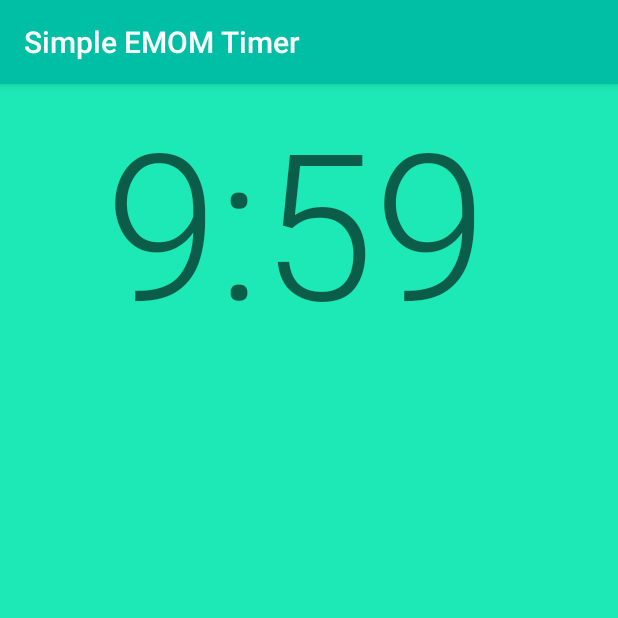
After one commit to danielpape/EMOM, an Android app: the WorkoutActivity screen opened directly, with no data from a screen before it, on a phone screen of 412 x 824 dp, the top half of it. The commit adds this screen. Run offline under Robolectric (Android 15) with nearby library versions, the phone set to English and light mode, and no system bars.

Commit message:
Split timer into separate activity

```diff
--- /dev/null
+++ b/app/src/main/java/com/danielpape/EMOM/WorkoutActivity.java
@@ -0,0 +1,96 @@
+package com.danielpape.EMOM;
+
+import android.media.MediaPlayer;
+import android.os.CountDownTimer;
+import android.provider.Settings;
+import android.support.v7.app.AppCompatActivity;
+import android.os.Bundle;
+import android.view.View;
+import android.widget.Button;
+import android.widget.SeekBar;
+import android.widget.TextView;
+
+public class WorkoutActivity extends AppCompatActivity {
+
+    TextView countdownLabel;
+    Boolean counterIsActive = false;
+    CountDownTimer countDownTimer;
+    Integer workoutLength;
+    Integer minutes;
+    Integer seconds;
+    Integer restTime;
+
+    public void updateTimer(int secondsLeft) {
+        minutes = (int)secondsLeft / 60;
+        seconds = secondsLeft - minutes * 60;
+
+        System.out.println(minutes+" and "+seconds);
+
+        String minuteString = Integer.toString(minutes);
+        String secondString = Integer.toString(seconds);
+
+        if (seconds <= 9){
+            secondString = "0" + secondString;
+        }
+
+        countdownLabel.setText(minuteString+":"+secondString);
+    }
+
+    public void controlCountdown (){
+            MediaPlayer mPlayer = MediaPlayer.create(getApplicationContext(), R.raw.workoutstarted);
+            mPlayer.start();
+
+            countDownTimer = new CountDownTimer(workoutLength * 1000 + 100, 1000) {
+
+                @Override
+                public void onTick(long l) {
+
+                    updateTimer((int) l / 1000);
+
+                    if (seconds == 3) {
+                        MediaPlayer mPlayer = MediaPlayer.create(getApplicationContext(), R.raw.countdownbegin);
+                        mPlayer.start();
+                    } else if((minutes == 0) && (seconds == restTime+3)) {
+                       MediaPlayer mPlayer = MediaPlayer.create(getApplicationContext(), R.raw.countdownworkoutcomplete);
+                        mPlayer.start();
+                    } else if ((seconds == restTime+3)) {
+                        MediaPlayer mPlayer = MediaPlayer.create(getApplicationContext(), R.raw.countdownrest);
+                        mPlayer.start();
+                    }
+
+                }
+
+                @Override
+                public void onFinish() {
+
+
+                }
+            }.start();
+    }
+
+    @Override
+    protected void onCreate(Bundle savedInstanceState) {
+        super.onCreate(savedInstanceState);
+        setContentView(R.layout.activity_workout);
+
+        countdownLabel = (TextView)findViewById(R.id.countdownLabel);
+
+        workoutLength = getIntent().getIntExtra("workoutLength",600);
+        System.out.print("Workout length is: "+workoutLength);
+        minutes = 10;
+        seconds = 0;
+        System.out.print("processed workout length is: "+minutes+":"+seconds);
+        restTime = getIntent().getIntExtra("restTime",20);
+        countdownLabel.setText((workoutLength/60)+":00");
+
+
+        controlCountdown();
+
+    }
+
+    @Override
+    protected void onStop() {
+        super.onStop();
+        countDownTimer.cancel();
+    }
+}
--- a/app/src/main/res/layout/activity_main.xml
+++ b/app/src/main/res/layout/activity_main.xml
@@ -9,7 +9,7 @@
     android:paddingLeft="@dimen/activity_horizontal_margin"
     android:paddingRight="@dimen/activity_horizontal_margin"
     android:paddingTop="@dimen/activity_vertical_margin"
-    tools:context="com.danielpape.testapp.MainActivity">
+    tools:context="com.danielpape.EMOM.MainActivity">
 
     <TextView
         android:id="@+id/countdownTextView"
--- /dev/null
+++ b/app/src/main/res/layout/activity_workout.xml
@@ -0,0 +1,20 @@
+<?xml version="1.0" encoding="utf-8"?>
+<android.support.constraint.ConstraintLayout xmlns:android="http://schemas.android.com/apk/res/android"
+    xmlns:app="http://schemas.android.com/apk/res-auto"
+    xmlns:tools="http://schemas.android.com/tools"
+    android:layout_width="match_parent"
+    android:layout_height="match_parent"
+    android:background="#1DE9B6"
+    tools:context="com.danielpape.EMOM.WorkoutActivity">
+
+    <TextView
+        android:id="@+id/countdownLabel"
+        android:layout_width="395dp"
+        android:layout_height="wrap_content"
+        android:text="10:00"
+        android:textAlignment="center"
+        android:textAppearance="@android:style/TextAppearance.Material.Display4"
+        android:textSize="136sp"
+        tools:layout_editor_absoluteX="8dp"
+        tools:layout_editor_absoluteY="8dp" />
+</android.support.constraint.ConstraintLayout>
```
Also changed, not shown: app/build.gradle (+6 -3 lines), app/src/main/AndroidManifest.xml (+4 -3 lines), app/src/main/java/com/danielpape/EMOM/MainActivity.java (renamed from app/src/main/java/com/danielpape/testapp/MainActivity.java, +6 -46 lines), 6 other files.
